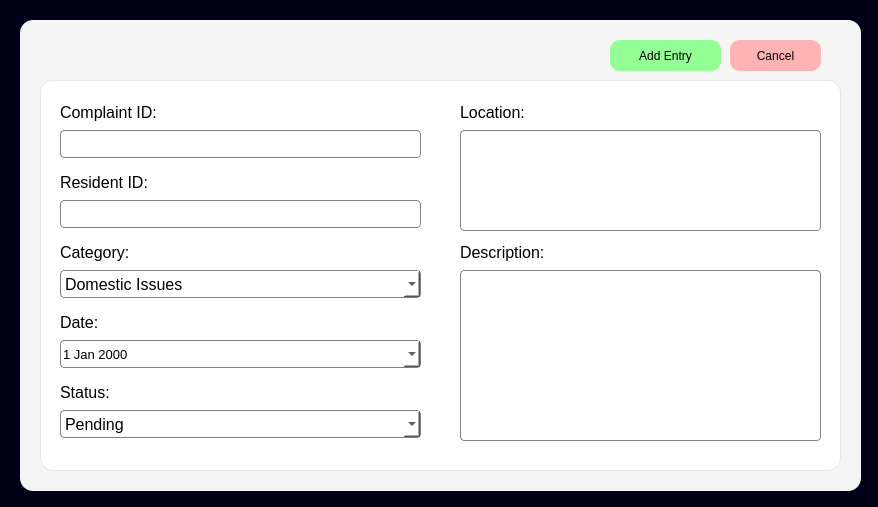
This is uifiles/addcomplaintui.ui in mustafamclngn/CCC151-ComplaSys as Qt 5 draws it before an edit. The edited form follows.
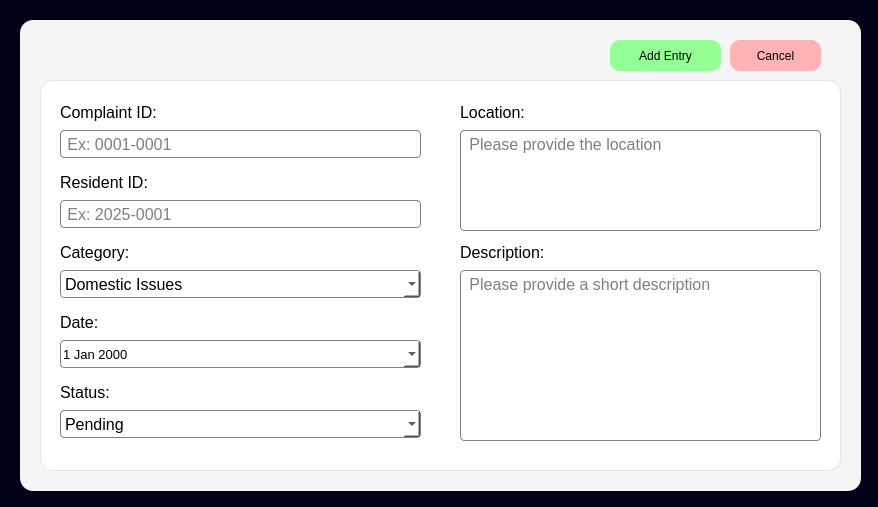
This is the edited form. Icons and pictures are not drawn.

Diff of the .ui file:
```diff
--- a/uifiles/addcomplaintui.ui
+++ b/uifiles/addcomplaintui.ui
@@ -25,6 +25,11 @@
      <height>471</height>
     </rect>
    </property>
+   <property name="font">
+    <font>
+     <pointsize>12</pointsize>
+    </font>
+   </property>
    <property name="styleSheet">
     <string notr="true">background-color: rgb(245, 245, 245);
 border-radius: 13px;</string>
@@ -44,6 +49,11 @@
       <height>391</height>
      </rect>
     </property>
+    <property name="font">
+     <font>
+      <pointsize>12</pointsize>
+     </font>
+    </property>
     <property name="styleSheet">
      <string notr="true">background-color: white;
 border: 1px solid rgb(230, 230, 230);
@@ -95,6 +105,9 @@
 border: 1px solid grey;
 border-radius: 4px;</string>
      </property>
+     <property name="placeholderText">
+      <string> Ex: 0001-0001</string>
+     </property>
     </widget>
     <widget class="QLabel" name="label_first_name">
      <property name="geometry">
@@ -349,17 +362,26 @@
        <height>171</height>
       </rect>
      </property>
+     <property name="font">
+      <font>
+       <pointsize>12</pointsize>
+      </font>
+     </property>
      <property name="styleSheet">
       <string notr="true">background-color: white;
 border: 1px solid grey;
-border-radius: 4px;</string>
+border-radius: 4px;
+font-size: 12;</string>
      </property>
      <property name="html">
       <string>&lt;!DOCTYPE HTML PUBLIC &quot;-//W3C//DTD HTML 4.0//EN&quot; &quot;http://www.w3.org/TR/REC-html40/strict.dtd&quot;&gt;
 &lt;html&gt;&lt;head&gt;&lt;meta name=&quot;qrichtext&quot; content=&quot;1&quot; /&gt;&lt;style type=&quot;text/css&quot;&gt;
 p, li { white-space: pre-wrap; }
-&lt;/style&gt;&lt;/head&gt;&lt;body style=&quot; font-family:'MS Shell Dlg 2'; font-size:8.25pt; font-weight:400; font-style:normal;&quot;&gt;
-&lt;p style=&quot;-qt-paragraph-type:empty; margin-top:0px; margin-bottom:0px; margin-left:0px; margin-right:0px; -qt-block-indent:0; text-indent:0px;&quot;&gt;&lt;br /&gt;&lt;/p&gt;&lt;/body&gt;&lt;/html&gt;</string>
+&lt;/style&gt;&lt;/head&gt;&lt;body style=&quot; font-family:'MS Shell Dlg 2'; font-size:12pt; font-weight:400; font-style:normal;&quot;&gt;
+&lt;p style=&quot;-qt-paragraph-type:empty; margin-top:0px; margin-bottom:0px; margin-left:0px; margin-right:0px; -qt-block-indent:0; text-indent:0px; font-size:8.25pt;&quot;&gt;&lt;br /&gt;&lt;/p&gt;&lt;/body&gt;&lt;/html&gt;</string>
+     </property>
+     <property name="placeholderText">
+      <string> Please provide a short description</string>
      </property>
     </widget>
     <widget class="QTextEdit" name="addcomplaint_location_input">
@@ -371,6 +393,11 @@
        <height>101</height>
       </rect>
      </property>
+     <property name="font">
+      <font>
+       <pointsize>12</pointsize>
+      </font>
+     </property>
      <property name="styleSheet">
       <string notr="true">background-color: white;
 border: 1px solid grey;
@@ -380,8 +407,11 @@
       <string>&lt;!DOCTYPE HTML PUBLIC &quot;-//W3C//DTD HTML 4.0//EN&quot; &quot;http://www.w3.org/TR/REC-html40/strict.dtd&quot;&gt;
 &lt;html&gt;&lt;head&gt;&lt;meta name=&quot;qrichtext&quot; content=&quot;1&quot; /&gt;&lt;style type=&quot;text/css&quot;&gt;
 p, li { white-space: pre-wrap; }
-&lt;/style&gt;&lt;/head&gt;&lt;body style=&quot; font-family:'MS Shell Dlg 2'; font-size:8.25pt; font-weight:400; font-style:normal;&quot;&gt;
-&lt;p style=&quot;-qt-paragraph-type:empty; margin-top:0px; margin-bottom:0px; margin-left:0px; margin-right:0px; -qt-block-indent:0; text-indent:0px;&quot;&gt;&lt;br /&gt;&lt;/p&gt;&lt;/body&gt;&lt;/html&gt;</string>
+&lt;/style&gt;&lt;/head&gt;&lt;body style=&quot; font-family:'MS Shell Dlg 2'; font-size:12pt; font-weight:400; font-style:normal;&quot;&gt;
+&lt;p style=&quot;-qt-paragraph-type:empty; margin-top:0px; margin-bottom:0px; margin-left:0px; margin-right:0px; -qt-block-indent:0; text-indent:0px; font-size:12px;&quot;&gt;&lt;br /&gt;&lt;/p&gt;&lt;/body&gt;&lt;/html&gt;</string>
+     </property>
+     <property name="placeholderText">
+      <string> Please provide the location</string>
      </property>
     </widget>
     <widget class="QLineEdit" name="addcomplaint_residentID_input">
@@ -403,6 +433,9 @@
 border: 1px solid grey;
 border-radius: 4px;</string>
      </property>
+     <property name="placeholderText">
+      <string> Ex: 2025-0001</string>
+     </property>
     </widget>
    </widget>
    <widget class="QPushButton" name="addcomplaint_addentry_button">
```
Left out of the diff: 15 changed lines with no effect on the pictures.
